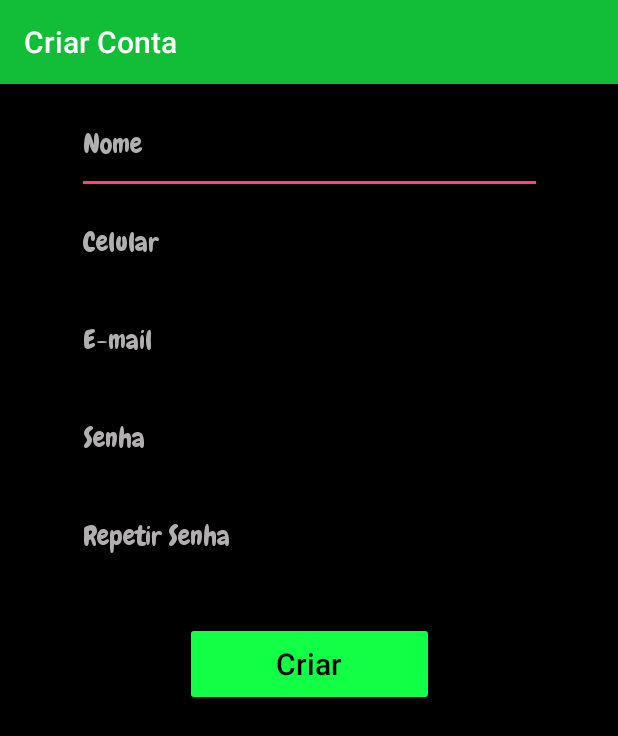
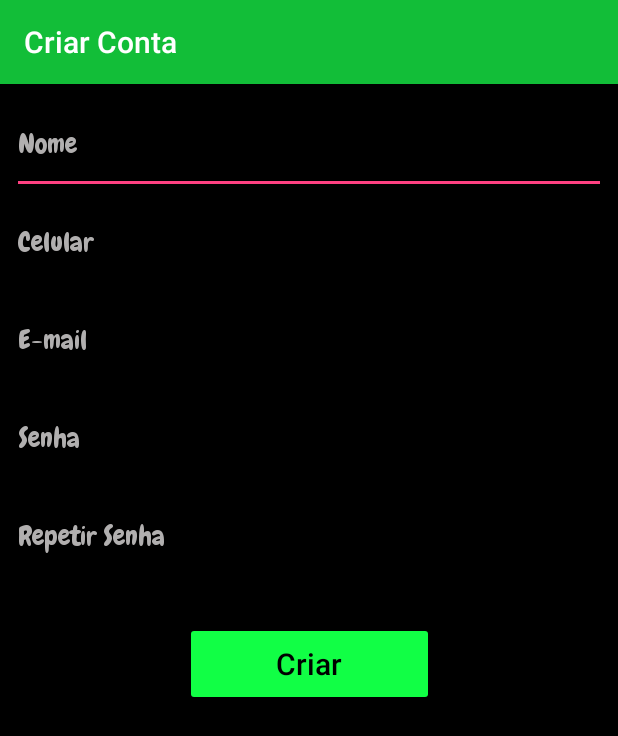
Before and after one commit to bee-la/BeeLa, an Android app: the screen it shows after launch (CriarContaAct), after a tap on "Criar Conta", on a phone screen of 412 x 824 dp. Shown: the top 736 px of the screen. Run offline under Robolectric (Android 15) with nearby library versions, the phone set to English and light mode, and no system bars; 1 other tap on this screen came first.

Commit message:
alterações finais

```diff
--- a/app/build.gradle
+++ b/app/build.gradle
@@ -47,4 +47,5 @@ dependencies {
 
 
 
+
 apply plugin: 'com.google.gms.google-services'
--- a/app/src/main/AndroidManifest.xml
+++ b/app/src/main/AndroidManifest.xml
@@ -21,7 +21,7 @@
         </activity>
         <activity
             android:name="br.ufrpe.beela.usuario.gui.LoginAct"
-            android:theme="@style/Theme.AppCompat.Light.NoActionBar"></activity>
+            android:theme="@style/Theme.AppCompat.Light.NoActionBar" />
         <activity
             android:name="br.ufrpe.beela.usuario.gui.CriarContaAct"
             android:label="@string/criarConta" />
--- a/app/src/main/java/br/ufrpe/beela/perfil/dao/PerfilDAO.java
+++ b/app/src/main/java/br/ufrpe/beela/perfil/dao/PerfilDAO.java
@@ -33,7 +33,7 @@ public class PerfilDAO {
         bd = auxBd.getWritableDatabase();
         return bd;
     }
- //TODO   =========================================================================================================
+
     public void inserirPerfil(PerfilUsuario perfil) {
         ContentValues valores = new ContentValues();
         valores.put("id_usuario",perfil.getId_Usuario());
@@ -71,7 +71,6 @@ public class PerfilDAO {
     }
 
 
-//TODO ++++++++++++++++++++++++++++++++++++++++++++++++++++++++++++++++++++++++++++++++++++++++++++
     public void updatePerfil(PerfilUsuario perfil) {
         String where = "id_usuario = " + perfil.getId_Usuario()+" AND nome_perfil = "+ perfil.getNome();
         ContentValues valores = new ContentValues();
@@ -159,7 +158,6 @@ public class PerfilDAO {
     }
 
 
-  // TODO         Adicionei isso aqui sqlGetPerfilEsporte
     public ArrayList<PerfilEsporte> sqlGetPerfilEsporte (PerfilUsuario perfilUsuario) {
         ArrayList<PerfilEsporte> esportes = new ArrayList<PerfilEsporte>();
         String where = "SELECT * FROM perfilEsporte WHERE id_usuario = '" + String.valueOf(perfilUsuario.getId_Usuario()) + "' AND nome_perfil = '" + perfilUsuario.getNome() + "'";
@@ -178,7 +176,6 @@ public class PerfilDAO {
         bd.close();
         return esportes;
     }
-
 
     public  ArrayList<PerfilUsuario>  sqlGetPerfil(int id){
         ArrayList<PerfilUsuario> list = new ArrayList<PerfilUsuario>();
@@ -199,6 +196,7 @@ public class PerfilDAO {
         bd.close();
         return list;
     }
+
     public PerfilUsuario sqlRetornaObjetoPerfilUsuario(String email,String senha){
         PerfilUsuario perfilUsuario = new PerfilUsuario();
         String where ="SELECT * FROM perfilUsuario WHERE email = '"+email+"'"+"AND senha = '"+senha+"'";
--- a/app/src/main/java/br/ufrpe/beela/perfil/negocio/ListViewNomePerfil.java
+++ b/app/src/main/java/br/ufrpe/beela/perfil/negocio/ListViewNomePerfil.java
@@ -25,7 +25,7 @@ public class ListViewNomePerfil extends BaseAdapter {
 
     private Context ctx;
     private PerfilAct perfil=new PerfilAct();
-    private ArrayList<PerfilUsuario> listaPerfil=perfil.getPerfis();
+    private ArrayList<PerfilUsuario> listaPerfil=perfil.getListaPerfis();
 
     public ListViewNomePerfil(Context ctx){
         this.ctx=ctx;
@@ -58,7 +58,6 @@ public class ListViewNomePerfil extends BaseAdapter {
             @Override
             public void onCheckedChanged(CompoundButton compoundButton, boolean isChecked) {
             perfil.setSelecionado(isChecked);
-//                Toast.makeText(ctx, perfil.getNome()+" "+isChecked,Toast.LENGTH_LONG).show();
             }
         });
 
--- a/app/src/main/java/br/ufrpe/beela/perfil/negocio/PerfilService.java
+++ b/app/src/main/java/br/ufrpe/beela/perfil/negocio/PerfilService.java
@@ -24,15 +24,15 @@ public class PerfilService {
 
     public boolean verificarNomeIgual(String NomePerfil){
         boolean saida = true;
-        for (PerfilUsuario perfilUsuario: PerfilAct.getLista())
+        for (PerfilUsuario perfilUsuario: PerfilAct.getListaPerfis())
             if (perfilUsuario.getNome().equals(NomePerfil)) {
                 saida = false;
                 break;
             }
         return saida;
     }
-    public boolean verificarNomeVazio(String NomePerfil){
-        if (NomePerfil.isEmpty()){
+    public boolean verificarNomeVazio(String nomePerfil){
+        if (nomePerfil.isEmpty()){
             return false;
         }
         return true;
--- a/app/src/main/java/br/ufrpe/beela/usuario/gui/AlterarNomeAct.java
+++ b/app/src/main/java/br/ufrpe/beela/usuario/gui/AlterarNomeAct.java
@@ -62,11 +62,6 @@ public class AlterarNomeAct extends AppCompatActivity {
             return false;
         }
 
-//TODO          Acho que não precisa desse método (Anderson)
-//        if (usuarioService.verificarNomeIgual(nome, pessoa)) {
-//            alterarNome.setError(getString(R.string.nomesIguais));
-//            return false;
-//        }
         else {
             return true;
         }
--- a/app/src/main/java/br/ufrpe/beela/usuario/gui/ConfiguracoesAct.java
+++ b/app/src/main/java/br/ufrpe/beela/usuario/gui/ConfiguracoesAct.java
@@ -72,7 +72,6 @@ public class ConfiguracoesAct extends AppCompatActivity {
                 startActivity(new Intent(ConfiguracoesAct.this, AlterarNomeAct.class));
             }
         });
-//        finish();
     }
 
     private void irAlterarSenha() {
@@ -80,7 +79,6 @@ public class ConfiguracoesAct extends AppCompatActivity {
             @Override public void onClick(View v) {
                 startActivity(new Intent(ConfiguracoesAct.this, AlterarSenhaAct.class));
             }});
-
     }
 
     private void irApagarConta() {
@@ -90,7 +88,6 @@ public class ConfiguracoesAct extends AppCompatActivity {
                 finish();
             }
         });
-
     }
 
     private void sair() {
@@ -102,7 +99,4 @@ public class ConfiguracoesAct extends AppCompatActivity {
         });
     }
 
-//    private void setarNome(){
-//        nomeTextView11.setText(pessoa.getNome());
-//    }
 }
--- a/app/src/main/java/br/ufrpe/beela/usuario/gui/CriarContaAct.java
+++ b/app/src/main/java/br/ufrpe/beela/usuario/gui/CriarContaAct.java
@@ -64,7 +64,6 @@ public class CriarContaAct extends AppCompatActivity {
         });
     }
 
-    //----------------------------------Validacao dos campos----------------------------------------
     private void verificarConta() {
         nome = campoNome.getText().toString().trim();
         celular = campoCelular.getText().toString().trim();
@@ -111,10 +110,11 @@ public class CriarContaAct extends AppCompatActivity {
             campoEmail.setError(getString(R.string.emailInvalido));
             return false;
         }
-        else if (usuarioValido.validarCampoVazio(senha)) {
-            campoSenha.setError(getString(R.string.campoVazio));
+        else if(usuarioValido.verificarSenha(senha)){
+            campoSenha.setError(getString(R.string.senhaInvalida));
             return false;
         }
+
         else if (usuarioValido.validarCampoVazio(repetirSenha)) {
             campoRepetirSenha.setError(getString(R.string.campoVazio));
             return false;
--- a/app/src/main/java/br/ufrpe/beela/usuario/gui/LoginAct.java
+++ b/app/src/main/java/br/ufrpe/beela/usuario/gui/LoginAct.java
@@ -21,6 +21,7 @@ public class LoginAct extends AppCompatActivity {
     private Button botaoEntrar, botaoCriarConta;
     private EditText campoEmail, campoSenha;
     private String email, senha;
+    private Toast mensagemEsqSenha;
 
     @Override
     protected void onCreate(Bundle savedInstanceState) {
@@ -29,24 +30,19 @@ public class LoginAct extends AppCompatActivity {
 
         campoEmail=(EditText)findViewById(R.id.editText);
         campoSenha=(EditText)findViewById(R.id.editText2);
+        nomeApp = (TextView) findViewById(R.id.textView);
 
         alterarFonte();
         clicarBotaoEntrar();
         irTelaCriarConta();
         irTelaEsqueceuSenha();
-
-//        botaoEntrar.setOnClickListener(new View.OnClickListener() {
-//            @Override
-//            public void onClick(View v) {
-//                entrarSucessoLogin();
-//            }
-//        });
     }
 
     private void alterarFonte(){
-        nomeApp = (TextView) findViewById(R.id.textView);
         Typeface fonte = Typeface.createFromAsset(getAssets(), "fonts/Chewy.ttf");
         nomeApp.setTypeface(fonte);
+        campoEmail.setTypeface(fonte);
+        campoSenha.setTypeface(fonte);
     }
 
     private void clicarBotaoEntrar(){
@@ -74,7 +70,9 @@ public class LoginAct extends AppCompatActivity {
         esqueceuSenha.setOnClickListener(new View.OnClickListener() {
             @Override
             public void onClick(View v) {
-                startActivity(new Intent(LoginAct.this, EsqueceuSenhaAct.class));
+                mensagemEsqSenha=Toast.makeText(getApplicationContext(), R.string.implementarFunc, Toast.LENGTH_SHORT);
+                mensagemEsqSenha.show();
+//                startActivity(new Intent(LoginAct.this, EsqueceuSenhaAct.class));
             }
         });
     }
--- a/app/src/main/res/layout/activity_criar_conta.xml
+++ b/app/src/main/res/layout/activity_criar_conta.xml
@@ -16,15 +16,14 @@
 
         <EditText
             android:id="@+id/editText4"
-        android:layout_width="310dp"
+            android:layout_width="match_parent"
             android:layout_height="65dp"
             android:layout_marginEnd="8dp"
             android:layout_marginStart="8dp"
             android:layout_marginTop="8dp"
             android:ems="10"
+            android:hint="@string/NomeCriarC"
             android:inputType="textPersonName"
-        android:layout_marginBottom="15sp"
-        android:hint="@string/NomeCriarC"
             android:textColor="@color/branco"
             android:textColorHint="@color/textoEntrada"
             app:layout_constraintEnd_toEndOf="parent"
@@ -35,30 +34,30 @@
 
         <EditText
             android:id="@+id/editText5"
-        android:layout_width="310dp"
+            android:layout_width="match_parent"
             android:layout_height="65dp"
             android:layout_marginEnd="8dp"
             android:layout_marginStart="8dp"
             android:ems="10"
+            android:hint="@string/CelularCriarC"
             android:inputType="phone"
-        android:hint="@string/CelularCriarC"
+            android:textColor="@color/branco"
             android:textColorHint="@color/textoEntrada"
-        android:textColor="@color/branco"
             app:layout_constraintEnd_toEndOf="parent"
             app:layout_constraintStart_toStartOf="parent"
             app:layout_constraintTop_toBottomOf="@+id/editText4" />
 
         <EditText
             android:id="@+id/editText6"
-        android:layout_width="310dp"
+            android:layout_width="match_parent"
             android:layout_height="65dp"
             android:layout_marginEnd="8dp"
             android:layout_marginStart="8dp"
             android:ems="10"
+            android:hint="@string/emailCriarC"
             android:inputType="textEmailAddress"
-        android:hint="@string/emailCriarC"
+            android:textColor="@color/branco"
             android:textColorHint="@color/textoEntrada"
-        android:textColor="@color/branco"
             app:layout_constraintEnd_toEndOf="parent"
             app:layout_constraintHorizontal_bias="0.503"
             app:layout_constraintStart_toStartOf="parent"
@@ -66,30 +65,30 @@
 
         <EditText
             android:id="@+id/editText10"
-        android:layout_width="310dp"
+            android:layout_width="match_parent"
             android:layout_height="65dp"
             android:layout_marginEnd="8dp"
             android:layout_marginStart="8dp"
             android:ems="10"
+            android:hint="@string/senhaCriarC"
             android:inputType="textPassword"
-        android:hint="@string/senhaCriarC"
+            android:textColor="@color/branco"
             android:textColorHint="@color/textoEntrada"
-        android:textColor="@color/branco"
             app:layout_constraintEnd_toEndOf="parent"
             app:layout_constraintStart_toStartOf="parent"
             app:layout_constraintTop_toBottomOf="@+id/editText6" />
 
         <EditText
             android:id="@+id/editText11"
-        android:layout_width="310dp"
+            android:layout_width="match_parent"
             android:layout_height="65dp"
             android:layout_marginEnd="8dp"
             android:layout_marginStart="8dp"
             android:ems="10"
+            android:hint="@string/repetirSenhaCriarC"
             android:inputType="textPassword"
-        android:hint="@string/repetirSenhaCriarC"
+            android:textColor="@color/branco"
             android:textColorHint="@color/textoEntrada"
-        android:textColor="@color/branco"
             app:layout_constraintEnd_toEndOf="parent"
             app:layout_constraintHorizontal_bias="0.502"
             app:layout_constraintStart_toStartOf="parent"
--- a/app/src/main/res/values/strings.xml
+++ b/app/src/main/res/values/strings.xml
@@ -14,7 +14,6 @@
     <string name="NovoNome">Novo Nome</string>
     <string name="nomesIguais">Nomes Iguais</string>
     <string name="nomeAlterado">Nome Alterado</string>
-
 
 
     <!--Apagar Conta-->
@@ -71,6 +70,8 @@
     <string name="esqueciSenha">Esqueci minha senha</string>
     <string name="redefinirSenha">Enviaremos um link para seu email para você redefinir sua senha.</string>
     <string name="enviarCodigo">Enviar</string>
+    <string name="implementarFunc">Funcionalidade a ser implementada</string>
+
     <string name="title_activity_perfis">Perfis</string>
 
 
```
Also changed, not shown: app/src/main/java/br/ufrpe/beela/perfil/gui/PerfilAct.java (+5 -5 lines), app/src/main/java/br/ufrpe/beela/usuario/gui/AlterarSenhaAct.java (+3 -5 lines), app/src/main/java/br/ufrpe/beela/usuario/gui/ApagarContaAct.java (+0 -8 lines), app/src/main/java/br/ufrpe/beela/usuario/negocio/UsuarioService.java (+5 -4 lines), app/src/main/res/layout/activity_alterar_senha.xml (+8 -2 lines). Lines whose indentation alone changed are shown as unchanged.
